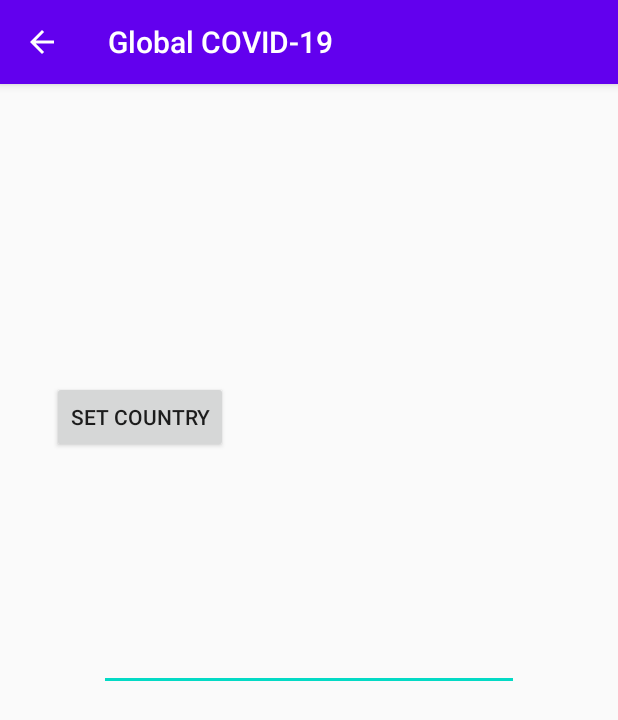
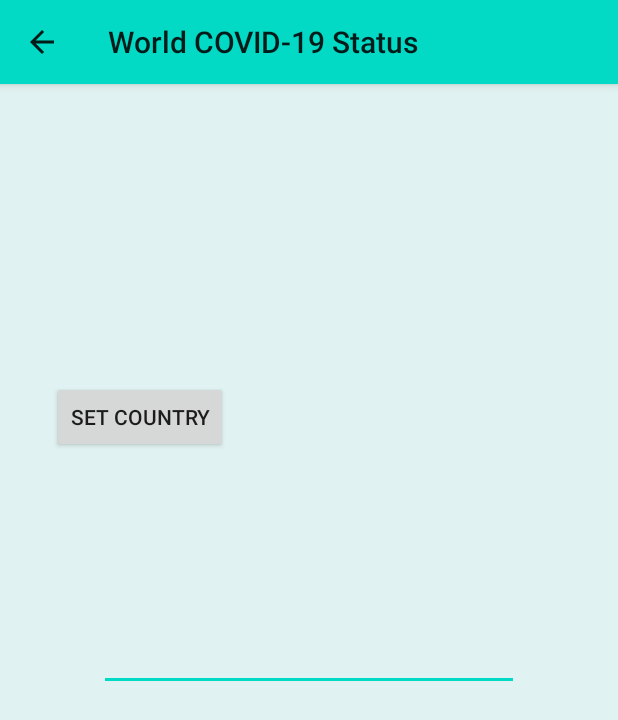
Before and after one commit to jnitin/sdpd, an Android app: the Main2Activity screen opened directly, with no data from a screen before it, on a phone screen of 412 x 824 dp. Shown: the top 720 px of the screen. Run offline under Robolectric (Android 15) with nearby library versions, the phone set to English and light mode, and no system bars.

Commit message:
color info chnaged

```diff
--- a/app/src/main/res/drawable-v24/ic_launcher_foreground.xml
+++ b/app/src/main/res/drawable-v24/ic_launcher_foreground.xml
@@ -13,7 +13,7 @@
                 android:startY="49.59793"
                 android:type="linear">
                 <item
-                    android:color="#44000000"
+                    android:color="#FF5722"
                     android:offset="0.0" />
                 <item
                     android:color="#00000000"
--- a/app/src/main/res/layout/activity_main.xml
+++ b/app/src/main/res/layout/activity_main.xml
@@ -3,6 +3,7 @@
     xmlns:tools="http://schemas.android.com/tools"
     android:layout_width="match_parent"
     android:layout_height="match_parent"
+    android:background="#E0F2F1"
     tools:context=".MainActivity">
 
     <TextView
--- a/app/src/main/res/layout/activity_main2.xml
+++ b/app/src/main/res/layout/activity_main2.xml
@@ -4,6 +4,7 @@
     xmlns:tools="http://schemas.android.com/tools"
     android:layout_width="match_parent"
     android:layout_height="match_parent"
+    android:background="#E0F2F1"
     tools:context=".Main2Activity">
 
     <TextView
--- a/app/src/main/res/values/colors.xml
+++ b/app/src/main/res/values/colors.xml
@@ -1,6 +1,6 @@
 <?xml version="1.0" encoding="utf-8"?>
 <resources>
-    <color name="colorPrimary">#6200EE</color>
-    <color name="colorPrimaryDark">#3700B3</color>
+    <color name="colorPrimary">#8BC34A</color>
+    <color name="colorPrimaryDark">#4CAF50</color>
     <color name="colorAccent">#03DAC5</color>
 </resources>
--- a/app/src/main/res/values/ic_launcher_background.xml
+++ b/app/src/main/res/values/ic_launcher_background.xml
@@ -1,4 +1,4 @@
 <?xml version="1.0" encoding="utf-8"?>
 <resources>
-    <color name="ic_launcher_background">#FFFFFF</color>
+    <color name="ic_launcher_background">#009688</color>
 </resources>
--- a/app/src/main/res/values/strings.xml
+++ b/app/src/main/res/values/strings.xml
@@ -1,5 +1,5 @@
 <resources>
-    <string name="app_name">Global COVID-19</string>
+    <string name="app_name">World COVID-19 Status</string>
     <string name="title_activity_settings">Settings</string>
 
     <!-- Preference Titles -->
--- a/app/src/main/res/values/styles.xml
+++ b/app/src/main/res/values/styles.xml
@@ -1,10 +1,10 @@
 <resources>
 
     <!-- Base application theme. -->
-    <style name="AppTheme" parent="Theme.AppCompat.Light.DarkActionBar">
+    <style name="AppTheme" parent="Theme.AppCompat.DayNight">
         <!-- Customize your theme here. -->
-        <item name="colorPrimary">@color/colorPrimary</item>
-        <item name="colorPrimaryDark">@color/colorPrimaryDark</item>
+        <item name="colorPrimary">@color/colorAccent</item>
+        <item name="colorPrimaryDark">@color/colorAccent</item>
         <item name="colorAccent">@color/colorAccent</item>
     </style>
 
```
Also changed, not shown: app/src/main/java/id/ac/nitin/apicovid/MainActivity.java (+4 -7 lines).
